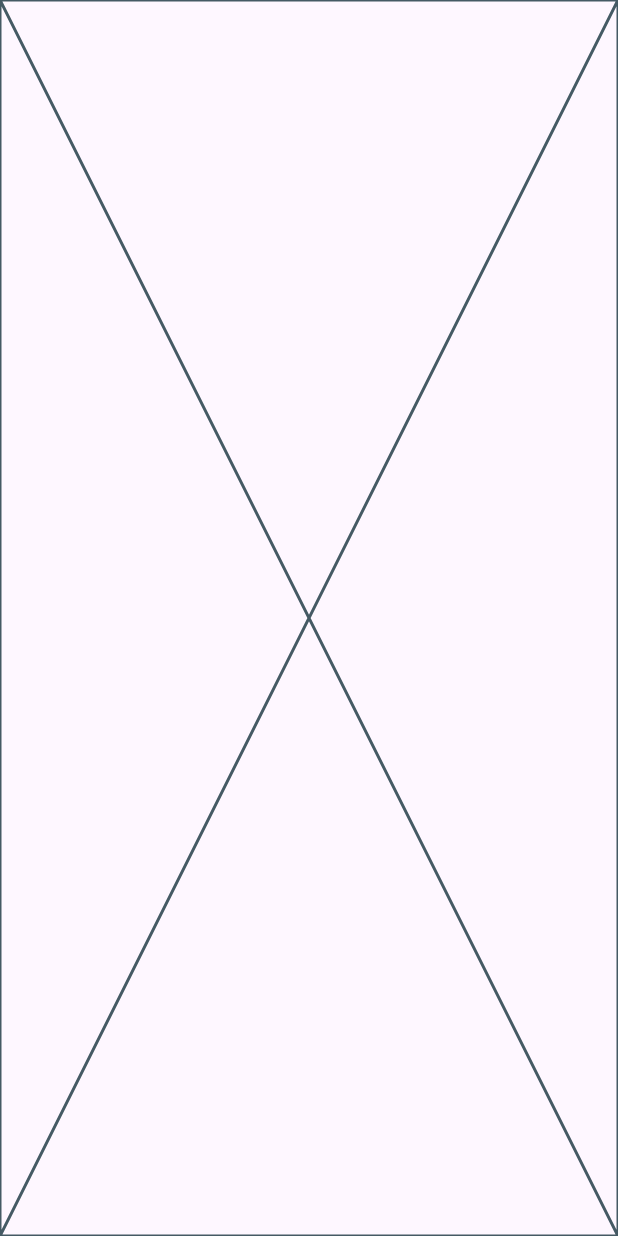
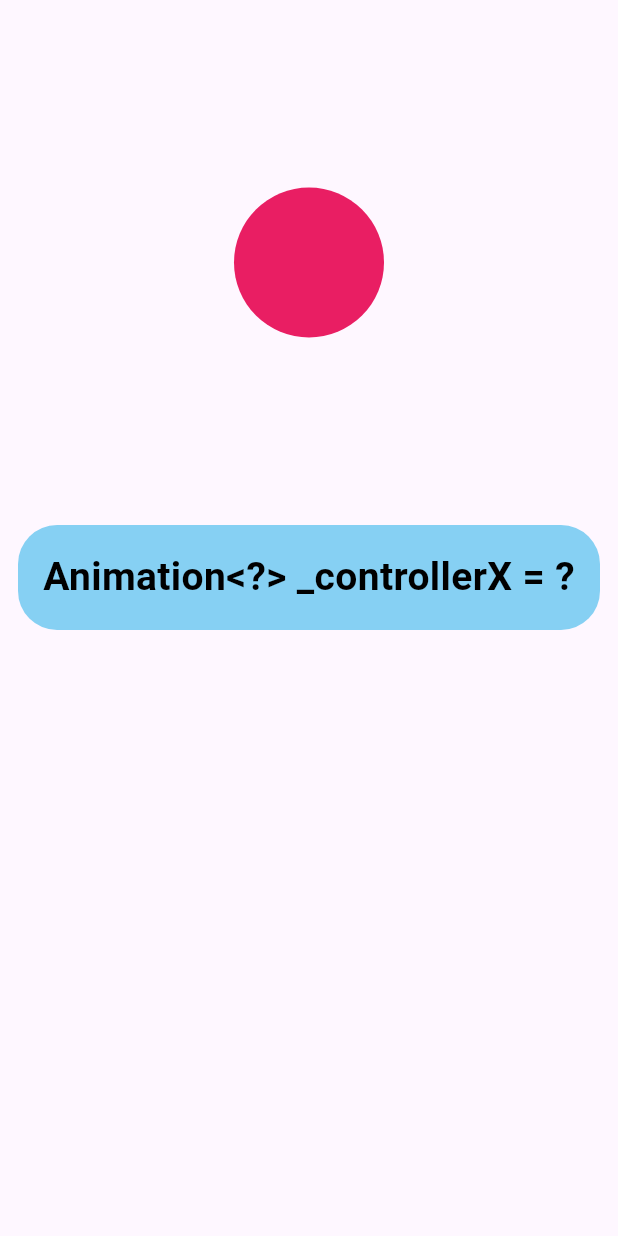
Before and after one commit to AminNavab/Flutter_Animation_guide, a Flutter app: the Animationtween screen opened directly, on a phone screen of 412 x 824 dp. Run offline on Flutter 3.47's test engine with Material 3 defaults, Android fonts, the light colour scheme and no system bars.

Commit message:
add work with Animation + Tween<T> part 2

```diff
--- a/lib/Animations/ExplicitAnimations/02_animationTween.dart
+++ b/lib/Animations/ExplicitAnimations/02_animationTween.dart
@@ -10,6 +10,7 @@ class Animationtween extends StatefulWidget {
 class _AnimationtweenState extends State<Animationtween>
     with SingleTickerProviderStateMixin {
   late AnimationController _animationController;
+  int selectedTween = 0;
 
   late final Animation<double> _doubleTween = Tween<double>(
     begin: 100,
@@ -52,6 +53,98 @@ class _AnimationtweenState extends State<Animationtween>
 
   @override
   Widget build(BuildContext context) {
-    return const Placeholder();
+    return Scaffold(
+      body: Center(
+        child: Column(
+          children: [
+            SizedBox(
+              height: 350,
+              child: Center(
+                child: AnimatedBuilder(
+                  animation: _animationController,
+                  builder: (context, child) {
+                    switch (selectedTween) {
+                      case 0:
+                        return Container(
+                          height: _doubleTween.value,
+                          width: _doubleTween.value,
+                          decoration: BoxDecoration(
+                            shape: BoxShape.circle,
+                            color: Colors.pink,
+                          ),
+                        );
+                      case 1:
+                        return Container(
+                          height: 200,
+                          width: 200,
+                          decoration: BoxDecoration(
+                            shape: BoxShape.circle,
+                            color: _colorTween.value,
+                          ),
+                        );
+                      case 2:
+                        return Align(
+                          alignment: _alignTween.value,
+                          child: Container(
+                            height: 60,
+                            width: 60,
+                            decoration: BoxDecoration(
+                              shape: BoxShape.circle,
+                              color: Colors.pink,
+                            ),
+                          ),
+                        );
+                      case 3:
+                        final size = _sizeTween.value;
+                        return Container(
+                          height: size?.height,
+                          width: size?.width,
+                          decoration: BoxDecoration(
+                            shape: BoxShape.circle,
+                            color: Colors.pink,
+                          ),
+                        );
+                      case 4:
+                        return Container(
+                          padding: _edgeInsetsTween.value,
+
+                          color: Colors.pink,
+                          child: Text(
+                            "Tweens",
+                            style: TextStyle(fontSize: 24, color: Colors.black),
+                          ),
+                        );
+                      default:
+                        return SizedBox();
+                    }
+                  },
+                ),
+              ),
+            ),
+            Padding(
+              padding: const EdgeInsets.only(left: 12, right: 12, bottom: 12),
+              child: Container(
+                height: 70,
+                decoration: BoxDecoration(
+                  borderRadius: BorderRadius.circular(26),
+                  color: const Color.fromARGB(255, 134, 208, 243),
+                ),
+                child: Center(
+                  child: Text(
+                    "Animation<?> _controllerX = ?",
+                    style: TextStyle(
+                      color: Colors.black,
+                      fontSize: 26,
+                      fontWeight: FontWeight.bold,
+                    ),
+                  ),
+                ),
+              ),
+            ),
+          ],
+        ),
+      ),
+    );
+    ;
   }
 }
--- a/lib/main.dart
+++ b/lib/main.dart
@@ -1,4 +1,5 @@
 import 'package:animations/Animations/ExplicitAnimations/01_animationController.dart';
+import 'package:animations/Animations/ExplicitAnimations/02_animationTween.dart';
 import 'package:animations/View/main_screan.dart';
 import 'package:flutter/material.dart';
 
@@ -32,7 +33,7 @@ class MyApp extends StatelessWidget {
           ),
         ),
       ),
-      home: Animationcontroller(),
+      home: Animationtween(),
     );
   }
 }
```
